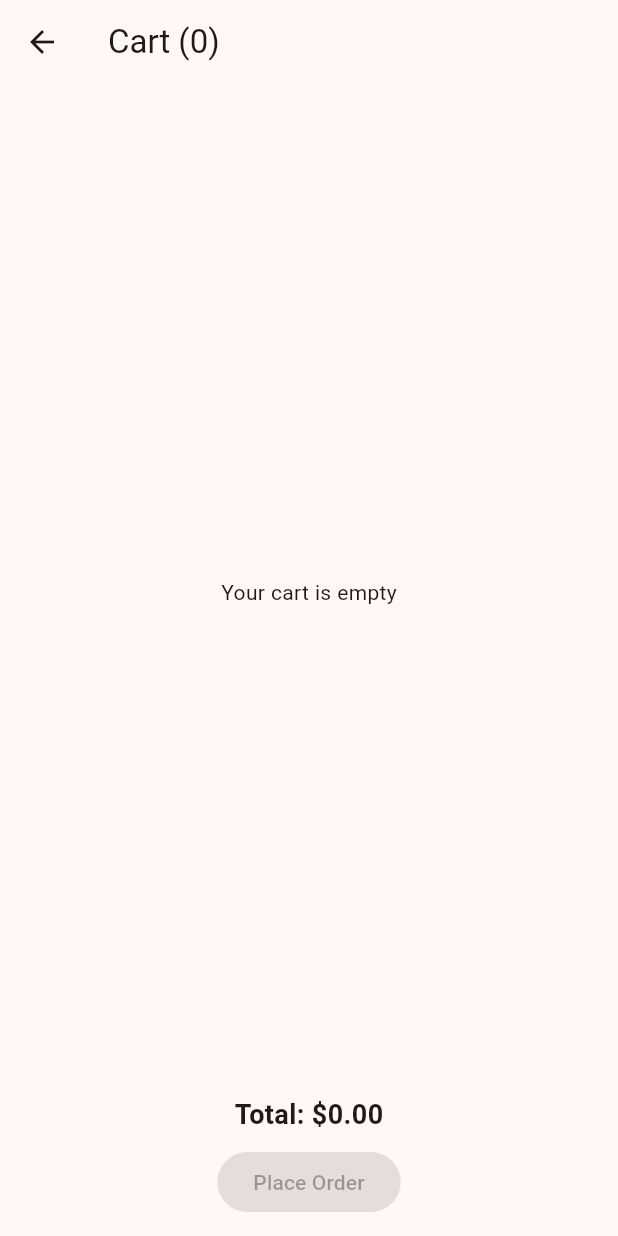
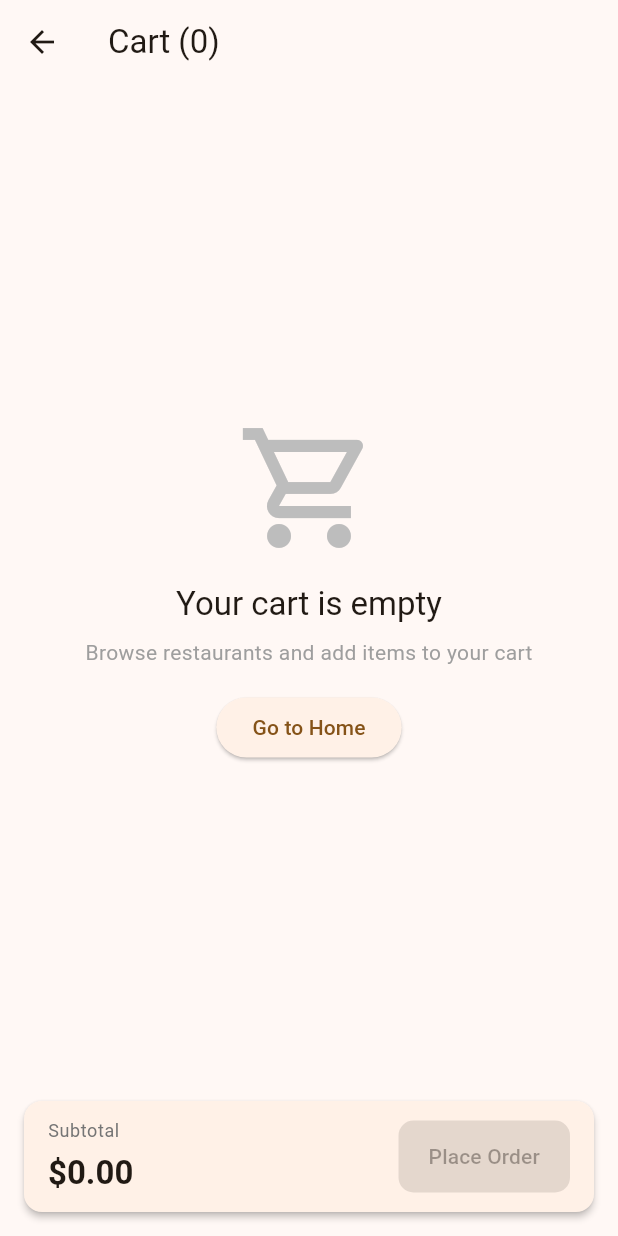
Before and after one commit to Reranko05/SEPM_SMA, a Flutter app: the CartScreen screen opened directly, on a phone screen of 412 x 824 dp. Run offline on Flutter 3.47's test engine with Material 3 defaults, Android fonts, the phone set to English and light mode, and no system bars; our stand-ins replace flutter_local_notifications, shared_preferences, timezone; missing offline and left inert: android_alarm_manager_plus, android_intent_plus; accounts and stored records are empty.

Commit message:
Updated UI CartScreen

```diff
--- a/frontend/lib/screens/cart_screen.dart
+++ b/frontend/lib/screens/cart_screen.dart
@@ -7,49 +7,144 @@ class CartScreen extends StatelessWidget {
   @override
   Widget build(BuildContext context) {
     final cart = Provider.of<CartProvider>(context);
+
     return Scaffold(
-      appBar: AppBar(title: Text('Cart (${cart.totalCount})')),
+      appBar: AppBar(
+        title: Text('Cart (${cart.totalCount})'),
+        centerTitle: false,
+      ),
       body: Padding(
         padding: const EdgeInsets.all(12),
-        child: Column(children: [
-          if (cart.items.isEmpty) Expanded(child: Center(child: Text('Your cart is empty'))),
+        child: Column(
+          children: [
+            if (cart.items.isEmpty)
+              Expanded(
+                child: Center(
+                  child: Column(
+                    mainAxisSize: MainAxisSize.min,
+                    children: [
+                      Icon(Icons.shopping_cart_outlined, size: 96, color: Colors.grey.shade400),
+                      const SizedBox(height: 16),
+                      Text('Your cart is empty', style: Theme.of(context).textTheme.titleLarge),
+                      const SizedBox(height: 8),
+                      Text('Browse restaurants and add items to your cart', style: Theme.of(context).textTheme.bodyMedium?.copyWith(color: Colors.grey)),
+                      const SizedBox(height: 16),
+                      ElevatedButton(
+                        onPressed: () => Navigator.of(context).pushNamed('/home'),
+                        child: const Text('Go to Home'),
+                      ),
+                    ],
+                  ),
+                ),
+              ),
+
             if (cart.items.isNotEmpty)
               Expanded(
-              child: ListView(
-                children: cart.items.values.map((it) {
-                  return ListTile(
-                    title: Text(it.meal.name),
-                    subtitle: Text('${it.quantity} × \$${it.meal.price.toStringAsFixed(2)}'),
-                    trailing: Row(mainAxisSize: MainAxisSize.min, children: [
-                      IconButton(icon: Icon(Icons.remove), onPressed: () => cart.setQuantity(it.meal.id, it.quantity - 1)),
-                      Text('${it.quantity}'),
-                      IconButton(icon: Icon(Icons.add), onPressed: () => cart.setQuantity(it.meal.id, it.quantity + 1)),
-                      IconButton(icon: Icon(Icons.delete), onPressed: () async {
+                child: ListView.separated(
+                  itemCount: cart.items.length,
+                  separatorBuilder: (_, __) => const SizedBox(height: 8),
+                  itemBuilder: (context, index) {
+                    final it = cart.items.values.elementAt(index);
+                    return Card(
+                      shape: RoundedRectangleBorder(borderRadius: BorderRadius.circular(12)),
+                      elevation: 2,
+                      child: Padding(
+                        padding: const EdgeInsets.all(12),
+                        child: Row(
+                          children: [
+                            // Image / avatar
+                            Container(
+                              width: 72,
+                              height: 72,
+                              decoration: BoxDecoration(color: Colors.grey.shade200, borderRadius: BorderRadius.circular(8)),
+                              child: const Icon(Icons.fastfood, size: 36, color: Colors.black54),
+                            ),
+                            const SizedBox(width: 12),
+                            // Details
+                            Expanded(
+                              child: Column(
+                                crossAxisAlignment: CrossAxisAlignment.start,
+                                children: [
+                                  Text(it.meal.name, style: Theme.of(context).textTheme.titleMedium?.copyWith(fontWeight: FontWeight.w600)),
+                                  const SizedBox(height: 6),
+                                  Text('${it.meal.calories} cal • ${it.meal.dietType}', style: Theme.of(context).textTheme.bodySmall?.copyWith(color: Colors.grey.shade600)),
+                                ],
+                              ),
+                            ),
+                            // Price and qty controls
+                            Column(
+                              crossAxisAlignment: CrossAxisAlignment.end,
+                              children: [
+                                Text('\$${it.meal.price.toStringAsFixed(2)}', style: Theme.of(context).textTheme.titleSmall?.copyWith(fontWeight: FontWeight.bold)),
+                                const SizedBox(height: 8),
+                                Row(
+                                  mainAxisSize: MainAxisSize.min,
+                                  children: [
+                                    IconButton(
+                                      icon: const Icon(Icons.remove_circle_outline),
+                                      onPressed: () => cart.setQuantity(it.meal.id, it.quantity - 1),
+                                    ),
+                                    Text('${it.quantity}', style: Theme.of(context).textTheme.titleSmall),
+                                    IconButton(
+                                      icon: const Icon(Icons.add_circle_outline),
+                                      onPressed: () => cart.setQuantity(it.meal.id, it.quantity + 1),
+                                    ),
+                                  ],
+                                ),
+                                TextButton(
+                                  onPressed: () async {
                                     try {
                                       await cart.remove(it.meal.id);
-                          ScaffoldMessenger.of(context).showSnackBar(SnackBar(content: Text('Removed ${it.meal.name}')));
+                                      if (context.mounted) ScaffoldMessenger.of(context).showSnackBar(SnackBar(content: Text('Removed ${it.meal.name}')));
                                     } catch (e) {
-                          ScaffoldMessenger.of(context).showSnackBar(SnackBar(content: Text('Failed to remove ${it.meal.name}: $e')));
+                                      if (context.mounted) ScaffoldMessenger.of(context).showSnackBar(SnackBar(content: Text('Failed to remove ${it.meal.name}: $e')));
                                     }
-                      }),
-                    ]),
-                  );
-                }).toList(),
+                                  },
+                                  child: const Text('Remove', style: TextStyle(color: Colors.red)),
+                                ),
+                              ],
+                            ),
+                          ],
                         ),
                       ),
-          const SizedBox(height: 8),
-          Text('Total: \$${cart.totalPrice.toStringAsFixed(2)}', style: TextStyle(fontSize: 18, fontWeight: FontWeight.bold)),
-          const SizedBox(height: 8),
+                    );
+                  },
+                ),
+              ),
+
+            // Summary and checkout
+            const SizedBox(height: 12),
+            Card(
+              shape: RoundedRectangleBorder(borderRadius: BorderRadius.circular(12)),
+              elevation: 2,
+              child: Padding(
+                padding: const EdgeInsets.symmetric(horizontal: 16, vertical: 12),
+                child: Row(
+                  children: [
+                    Expanded(
+                      child: Column(crossAxisAlignment: CrossAxisAlignment.start, children: [
+                        Text('Subtotal', style: Theme.of(context).textTheme.bodySmall?.copyWith(color: Colors.grey.shade600)),
+                        const SizedBox(height: 6),
+                        Text('\$${cart.totalPrice.toStringAsFixed(2)}', style: Theme.of(context).textTheme.titleLarge?.copyWith(fontWeight: FontWeight.bold)),
+                      ]),
+                    ),
+                    const SizedBox(width: 12),
                     ElevatedButton(
                       onPressed: cart.items.isEmpty
                           ? null
                           : () {
                               cart.clear();
-                    ScaffoldMessenger.of(context).showSnackBar(const SnackBar(content: Text('Order placed successfully!')));
+                              if (context.mounted) ScaffoldMessenger.of(context).showSnackBar(const SnackBar(content: Text('Order placed successfully!')));
                             },
+                      style: ElevatedButton.styleFrom(padding: const EdgeInsets.symmetric(horizontal: 20, vertical: 14), shape: RoundedRectangleBorder(borderRadius: BorderRadius.circular(10))),
                       child: const Text('Place Order'),
-          )
-        ]),
+                    ),
+                  ],
+                ),
+              ),
+            ),
+          ],
+        ),
       ),
     );
   }
```
Lines whose indentation alone changed are shown as unchanged.
